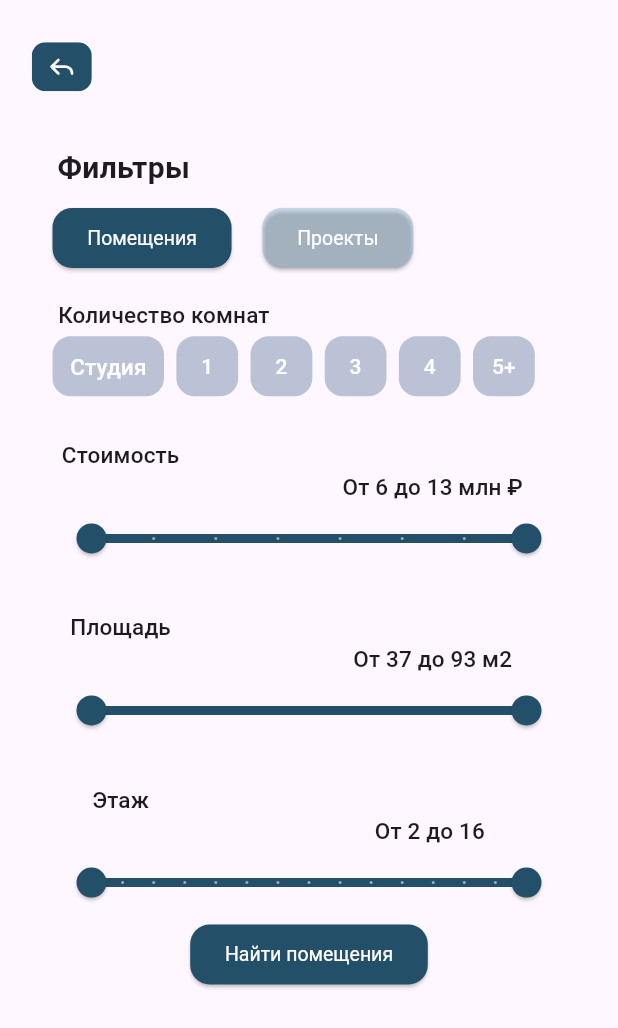
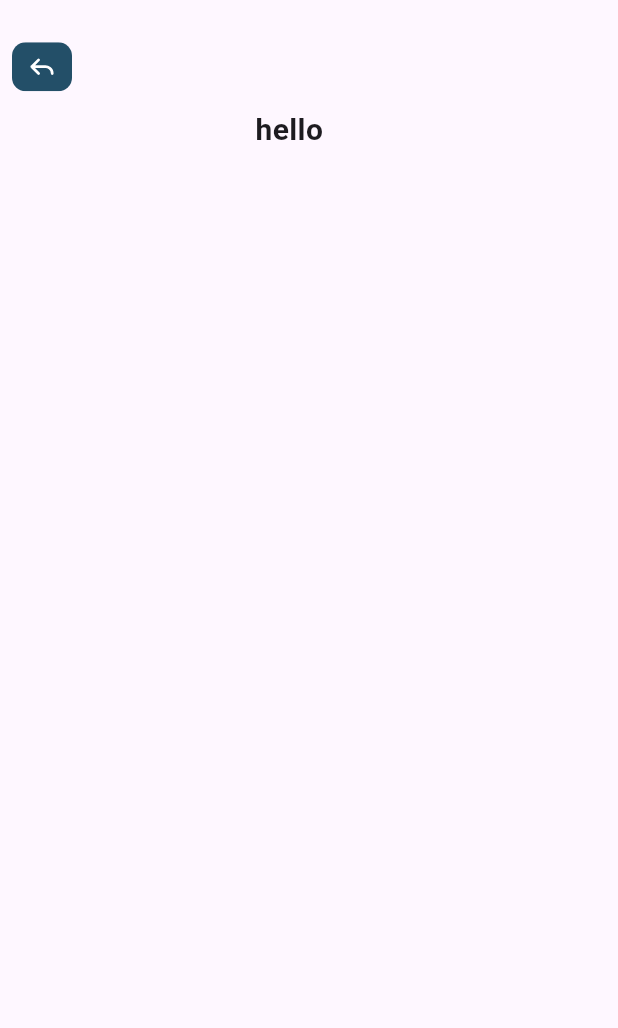
Before and after one commit to Polilo-User/mobileApp, a Flutter app: the RestCommunFilter screen opened by its route, after a tap on "Найти помещения", on a phone screen of 412 x 824 dp. Shown: the top 1028 px of the screen. Run offline on Flutter 3.47's test engine with Material 3 defaults, Android fonts, the phone set to English and light mode, and no system bars; our stand-ins replace dio, flutter_bloc, flutter_svg, get_it; network calls fail; Roboto replaces fonts that are missing (Montserrat).

Commit message:
пути исправлены и теперь мы можем управлять тем на какой фильтр возвращаемся

```diff
--- a/mobile_app_/lib/modules/residence_complex_and_rooms_filter/view/resident_complex_filter.dart
+++ b/mobile_app_/lib/modules/residence_complex_and_rooms_filter/view/resident_complex_filter.dart
@@ -5,7 +5,7 @@
 import 'package:flutter/material.dart';
 
 import 'package:flutter_bloc/flutter_bloc.dart';
-
+import 'package:mobile_app_/arguments/filter_argument.dart';
 import 'package:mobile_app_/modules/residence_complex_and_rooms_filter/widgets/widgets.dart';
 import 'package:mobile_app_/modules/residence_complex_and_rooms_filter/bloc/rest_commun_filt_bloc.dart';
 
@@ -24,14 +24,34 @@ class _RestCommunFilterState extends State<RestCommunFilter> {
 
   @override
   void initState() {
-    // добавляем нужный event в bloc
-    _restCommunFilterBloc.add(LoadRoomFilterEvennt());
     super.initState();
   }
 
   @override
   Widget build(BuildContext context) {
     final theme = Theme.of(context);
+
+    // добавляем нужный event в bloc
+    final args = ModalRoute.of(context)?.settings.arguments;
+
+    if (args is! Map) {
+      _restCommunFilterBloc.add(LoadRoomFilterEvennt());
+    }
+    else {
+      final filterType = args['previousFilter'] as FilterType?;
+      if (filterType == null) {
+        _restCommunFilterBloc.add(LoadRoomFilterEvennt());
+      }
+      else {
+        final roomsFilter = {
+          FilterType.RoomFilter: () =>
+              _restCommunFilterBloc.add(LoadRoomFilterEvennt()),
+          FilterType.ResidentComplexFilter: () =>
+              _restCommunFilterBloc.add(LoadProgectsFilterEvent()),
+        };
+        roomsFilter[filterType]!();
+      }
+    }
 
     return Scaffold(
       body: Column(
--- a/mobile_app_/lib/modules/residence_complex_and_rooms_filter/widgets/rooms_filter.dart
+++ b/mobile_app_/lib/modules/residence_complex_and_rooms_filter/widgets/rooms_filter.dart
@@ -6,6 +6,8 @@
 
 import 'package:flutter/material.dart';
 import 'package:get_it/get_it.dart';
+
+import 'package:mobile_app_/arguments/filter_argument.dart';
 
 import 'package:mobile_app_/repositories/filters/room_filter_repository.dart';
 import 'package:mobile_app_/modules/residence_complex_and_rooms_filter/widgets/room_ask.dart';
@@ -81,7 +83,7 @@ class _RoomsFilterState extends State<RoomsFilter> {
           child: ElevatedButton(
             onPressed: () {
               print(roomFilterRepository.GetValues());
-              //Navigator.of(context).pushNamed('/rooms-list');
+              Navigator.of(context).pushNamed('/rooms-list', arguments: {"to": "/rest-commun-filter", "previousFilter": FilterType.RoomFilter});
             },
             child: const Text('Найти помещения', style: TextStyle(color: Colors.white)), // Текст кнопки
           )
--- a/mobile_app_/lib/modules/residence_complex_list/view/residence_complex_list.dart
+++ b/mobile_app_/lib/modules/residence_complex_list/view/residence_complex_list.dart
@@ -55,7 +55,7 @@ class _ResidenceComplexListState extends State<ResidenceComplexList> {
                     itemCount: 8,
                     // этого элемент листа
                     itemBuilder: (context, i) {
-                      return const Build();
+                      return const ResidenceComplex();
                     })
             ),
         ],
--- a/mobile_app_/lib/modules/residence_complex_list/widgets/widgets.dart
+++ b/mobile_app_/lib/modules/residence_complex_list/widgets/widgets.dart
@@ -1 +1 @@
-export 'build.dart';
+export 'residence_complex.dart';
--- a/mobile_app_/lib/modules/residence_complex_screen/view/residence_complex_screen.dart
+++ b/mobile_app_/lib/modules/residence_complex_screen/view/residence_complex_screen.dart
@@ -5,9 +5,6 @@ import 'package:flutter_svg/svg.dart';
 import 'package:mobile_app_/modules/residence_complex_and_rooms_filter/widgets/back_arrow.dart';
 import 'package:mobile_app_/modules/residence_complex_screen/widgets/sales_office.dart';
 import 'package:mobile_app_/modules/residence_complex_screen/widgets/widgets.dart';
-
-import 'package:flutter_bloc/flutter_bloc.dart';
-import 'package:mobile_app_/modules/residence_complex_screen/blocs/blocs.dart';
 
 class ResidenceComplexScreen extends StatefulWidget {
   const ResidenceComplexScreen({super.key});
--- a/mobile_app_/lib/modules/rooms_list/view/rooms_list.dart
+++ b/mobile_app_/lib/modules/rooms_list/view/rooms_list.dart
@@ -0,0 +1,32 @@
+
+
+
+import 'package:flutter/material.dart';
+import 'package:mobile_app_/modules/rooms_list/widgets/widgets.dart';
+import 'package:mobile_app_/arguments/filter_argument.dart';
+import 'package:mobile_app_/modules/residence_complex_and_rooms_filter/widgets/back_arrow.dart';
+
+class RoomsList extends StatelessWidget {
+
+  const RoomsList({super.key});
+
+
+  @override
+  Widget build(BuildContext context) {
+    final args = ModalRoute.of(context)?.settings.arguments;
+    String? backUrl = null;
+    Object? argsFromRoute = null;
+    if (args is Map) {
+      backUrl = args["to"] as String?;
+      argsFromRoute = args["previousFilter"] as FilterType;
+    }
+    return Scaffold(
+      body: Column(
+        children: [
+          BackArrow(backUrl: backUrl ?? "/", args: { "previousFilter": argsFromRoute },),
+          Text("hello"),
+        ],
+      )
+    );
+  }
+}
--- a/mobile_app_/lib/router/router.dart
+++ b/mobile_app_/lib/router/router.dart
@@ -5,9 +5,11 @@
 import 'package:mobile_app_/modules/start_screen/start_screen.dart';
 import 'package:mobile_app_/modules/residence_complex_and_rooms_filter/resident_complex_and_rooms_filter.dart';
 import 'package:mobile_app_/modules/residence_complex_screen/view/residence_complex_screen.dart';
+import 'package:mobile_app_/modules/rooms_list/view/rooms_list.dart';
 
 final routes = {
   '/': (context) => const MainPageScreen(),
   '/rest-commun-filter': (context) => const RestCommunFilter(),
   '/residence-complex-screen': (context) => const ResidenceComplexScreen(),
+  '/rooms-list': (context) =>  const RoomsList(),
 };
```
Also changed, not shown: mobile_app_/lib/modules/residence_complex_list/widgets/residence_complex.dart (renamed from mobile_app_/lib/modules/residence_complex_list/widgets/build.dart, +4 -4 lines), mobile_app_/lib/modules/rooms_list/widgets/room.dart (+21 -0 lines).
